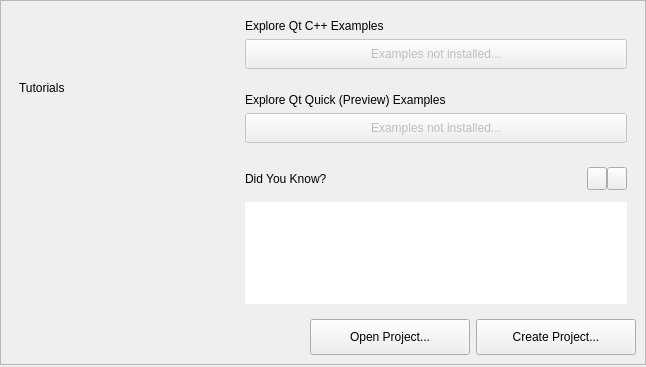
Old version of the form src/plugins/qt4projectmanager/gettingstartedwelcomepagewidget.ui in the repository qt-creator/qt-creator.
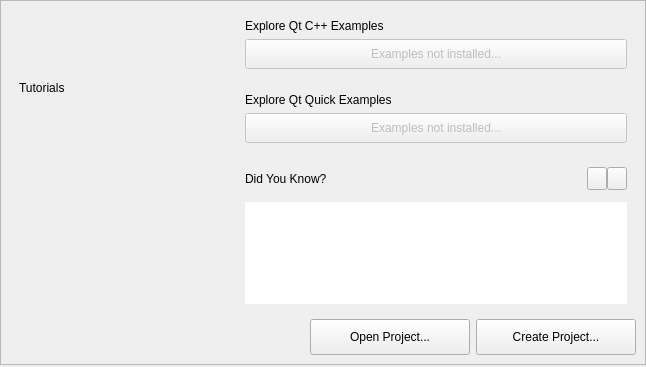
New version of the form. Icons and pictures are not drawn. Custom widgets are drawn as their Qt base class.

Commit message:
Revert "Mark QML support in Qt Creator 2.0 as preview"
Not needed anymore after the general QML support got deactivated.

This reverts commit 74bd95d3238dca1c6e22fb3faa59b94f590b1ac8.

Patch:
```diff
--- a/src/plugins/qt4projectmanager/gettingstartedwelcomepagewidget.ui
+++ b/src/plugins/qt4projectmanager/gettingstartedwelcomepagewidget.ui
@@ -137,7 +137,7 @@
          <item>
           <widget class="Utils::WelcomeModeLabel" name="demoTitleLabeldemosExamplesFrameQml">
            <property name="text">
-            <string>Explore Qt Quick (Preview) Examples</string>
+            <string>Explore Qt Quick Examples</string>
            </property>
           </widget>
          </item>
```
Left out of the diff: 4 changed lines with no effect on the pictures. The commit also changes 4 other files.
